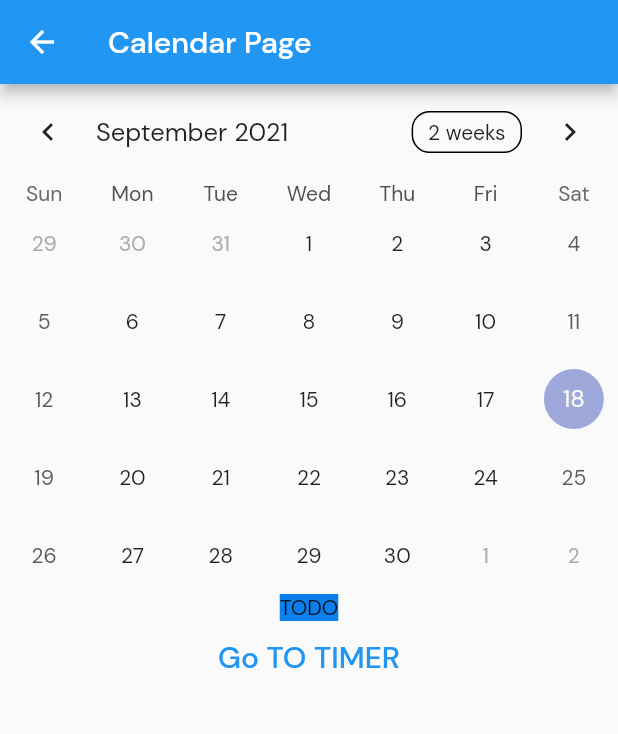
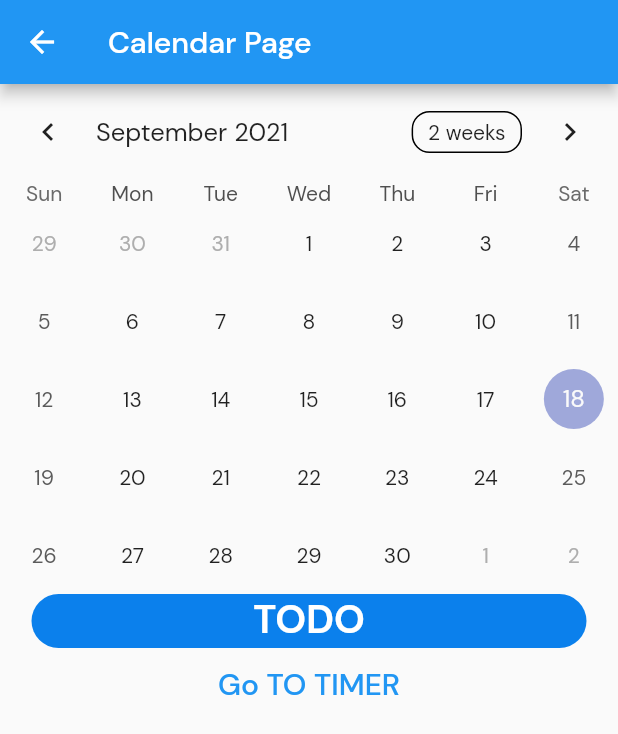
Before and after one commit to ahmadrafidev/habit-tracker, a Flutter app: the CalendarScreen screen opened by its route, on a phone screen of 412 x 824 dp. Shown: the top 734 px of the screen. Run offline on Flutter 3.47's test engine with Material 2 defaults, Android fonts, the phone set to English and light mode, and no system bars; drawn by our look-alikes of table_calendar; our stand-ins replace circular_countdown_timer, google_fonts, persistent_bottom_nav_bar, rflutter_alert.

Commit message:
finishing todo widget. NEXT: list of todo list

```diff
--- a/lib/widget/todo_list.dart
+++ b/lib/widget/todo_list.dart
@@ -15,10 +15,25 @@ class ToDoList extends StatelessWidget {
       mainAxisSize: MainAxisSize.min,
       children: <Widget>[
         Container(
-          child: Text(
+          decoration: BoxDecoration(
+            borderRadius: BorderRadius.circular(20),
+            color: const Color.fromRGBO(11, 128, 236, 1),
+          ),
+          width: 370,
+          height: 36,
+          child: const Text(
             'TODO',
+            textAlign: TextAlign.center,
+            style: TextStyle(
+              fontFamily: 'DMSans',
+              color: Colors.white,
+              fontSize: 26,
+              fontWeight: FontWeight.w700
+            ),
           ),
-          color: const Color.fromRGBO(11, 128, 236, 1),
+        ),
+        Container(
+
         ),
       ],
     );
```
Also changed, not shown: pubspec.lock, 3 other files.
